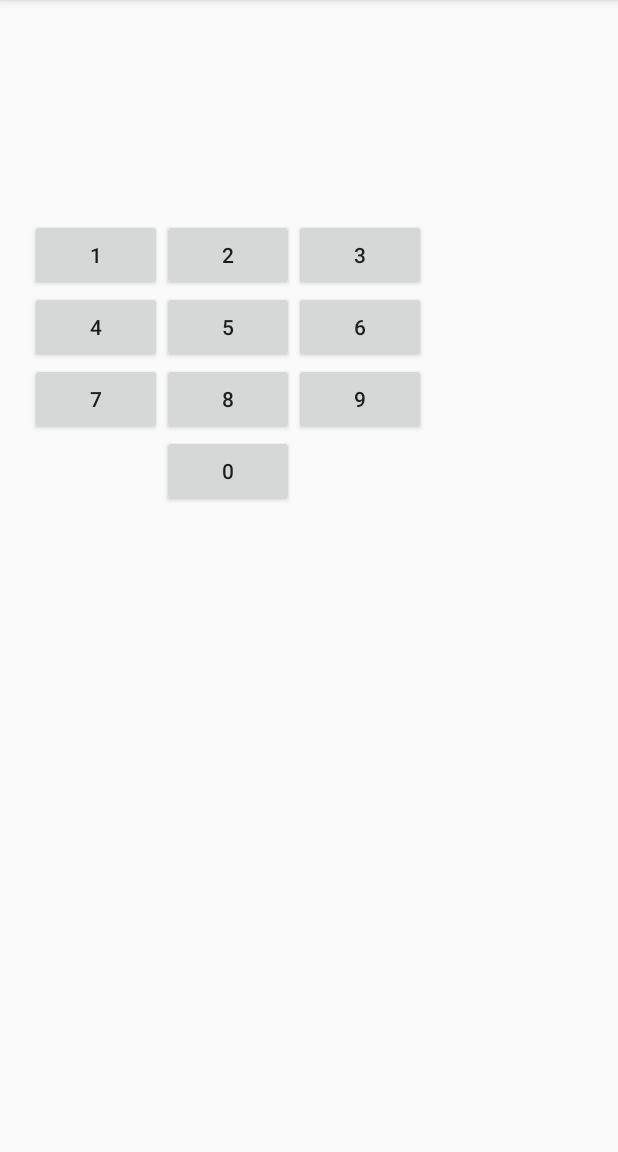
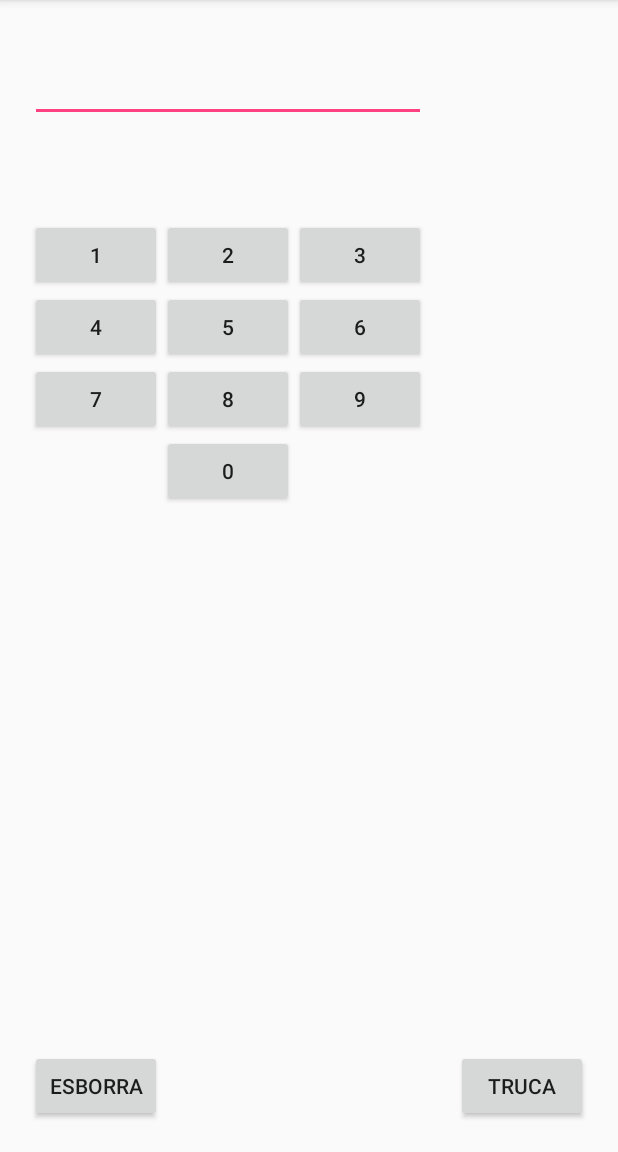
Before and after one commit to bertadh/FakePhone, an Android app: the screen it shows after launch (FakePhoneActivity), on a phone screen of 412 x 824 dp, the part 84-1236 px from its top. Run offline under Robolectric (Android 15) with nearby library versions, the phone set to English and light mode, and no system bars; 1 statement that could not run was skipped.

Commit message:
Versio final primera

```diff
--- a/app/src/main/java/edu/upc/eseiaat/pma/fakephone/FakePhoneActivity.java
+++ b/app/src/main/java/edu/upc/eseiaat/pma/fakephone/FakePhoneActivity.java
@@ -5,8 +5,12 @@ import android.os.Bundle;
 import android.util.Log;
 import android.view.View;
 import android.widget.Button;
+import android.widget.EditText;
+import android.widget.Toast;
 
 public class FakePhoneActivity extends AppCompatActivity {
+
+    EditText edit_num = (EditText) findViewById(R.id.edit_num);
 
     @Override
     protected void onCreate(Bundle savedInstanceState) {
@@ -16,7 +20,28 @@ public class FakePhoneActivity extends AppCompatActivity {
 
     public void clicat (View v){
         Button boto = (Button) v;
+
+        String num = edit_num.getText().toString() + boto.getId();
+        edit_num.setText(num);
+
         Log.i("click","Has clicat el boto!");
         //TODO: Metode que escrigui numeros per pantalla
     }
+
+    public void trucada (View v){
+        String trucant = String.format("Trucant al ", edit_num.getText());
+        Toast.makeText(FakePhoneActivity.this, trucant, Toast.LENGTH_SHORT).show();
+        finish();
+
+        //Log.i("click","Has clicat el boto TRUCADA!");
+        //TODO: Afegir un toast que em mostri el numero que hi ha al "id_numero"
+    }
+
+    public void esborra (View v){
+        String num = " ";
+        edit_num.setText(num);
+
+        //Log.i("click","Has clicat el boto ESBORRA!");
+        //TODO: Esborrar tot el text que hi hagui en el "id_numero"
+    }
 }
--- a/app/src/main/res/layout/activity_fake_phone.xml
+++ b/app/src/main/res/layout/activity_fake_phone.xml
@@ -108,4 +108,36 @@
         android:onClick="clicat"
         android:text="0" />
 
+    <Button
+        android:id="@+id/btn_esborra"
+        android:layout_width="wrap_content"
+        android:layout_height="wrap_content"
+        android:layout_alignParentBottom="true"
+        android:layout_alignParentLeft="true"
+        android:layout_alignParentStart="true"
+        android:onClick="esborra"
+        android:text="Esborra" />
+
+    <Button
+        android:id="@+id/btn_truca"
+        android:layout_width="wrap_content"
+        android:layout_height="wrap_content"
+        android:layout_alignParentBottom="true"
+        android:layout_alignParentEnd="true"
+        android:layout_alignParentRight="true"
+        android:onClick="trucada"
+        android:text="Truca" />
+
+    <EditText
+        android:id="@+id/edit_num"
+        android:layout_width="wrap_content"
+        android:layout_height="wrap_content"
+        android:layout_alignEnd="@+id/btn_3"
+        android:layout_alignParentLeft="true"
+        android:layout_alignParentStart="true"
+        android:layout_alignRight="@+id/btn_3"
+        android:ems="10"
+        android:inputType="number"
+        android:textSize="30sp" />
+
 </RelativeLayout>
```
